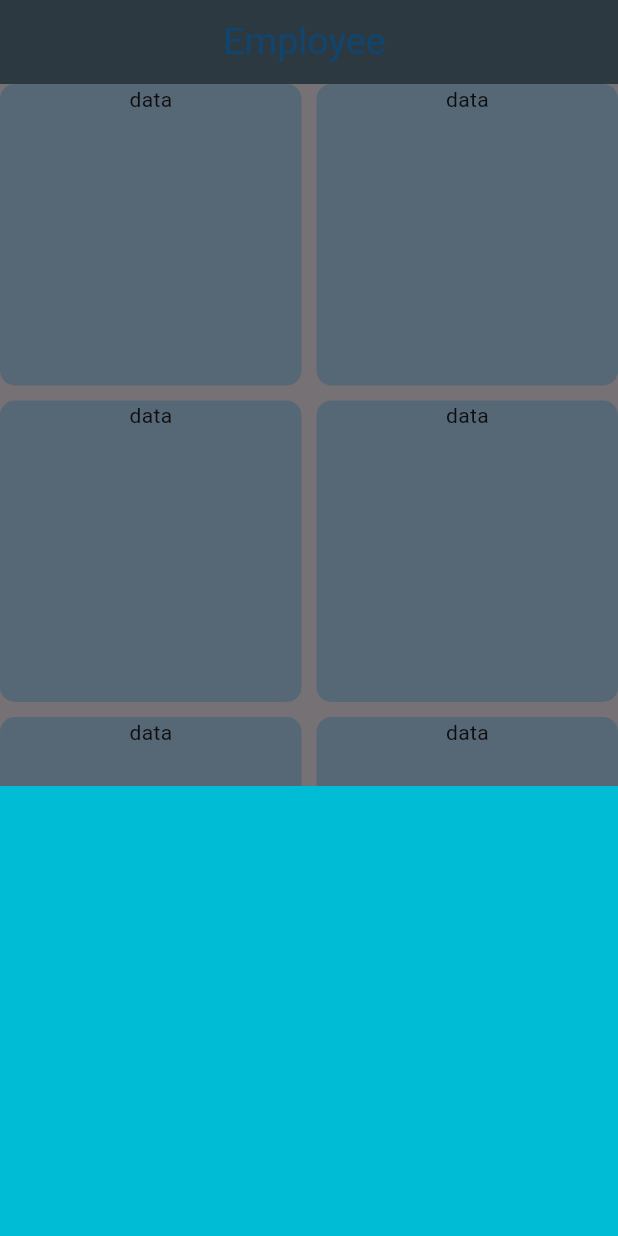
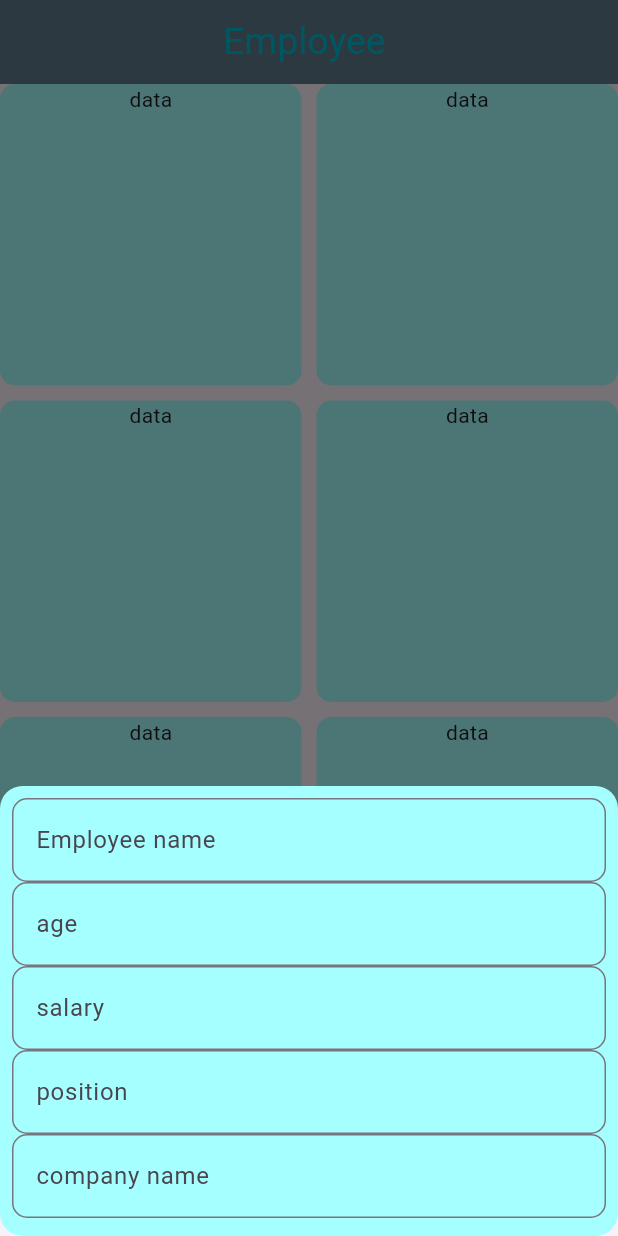
Before and after one commit to Darwynkjoy/employee_hive, a Flutter app: the screen it shows after launch, after a tap on an icon or button, on a phone screen of 412 x 824 dp. Run offline on Flutter 3.47's test engine with Material 3 defaults, Android fonts, the phone set to English and light mode, and no system bars.

Commit message:
daily push

```diff
--- a/lib/employee.dart
+++ b/lib/employee.dart
@@ -10,13 +10,13 @@ class _HomepageState extends State<Homepage>{
 Widget build(BuildContext context){
   return Scaffold(
     appBar: AppBar(
-      title: Text("Employee ",style: TextStyle(fontSize: 25,color: Colors.blue),),
+      title: Text("Employee ",style: TextStyle(fontSize: 25,color: Colors.cyan),),
       centerTitle: true,
       backgroundColor: Colors.blueGrey,
     ),
     body: GridView.builder(gridDelegate: SliverGridDelegateWithFixedCrossAxisCount(crossAxisCount: 2,mainAxisSpacing: 10,crossAxisSpacing: 10), itemBuilder: (context,index){
       return Container(
-        decoration: BoxDecoration(borderRadius: BorderRadius.circular(10),color: const Color.fromARGB(255, 187, 225, 255)),
+        decoration: BoxDecoration(borderRadius: BorderRadius.circular(10),color: const Color.fromARGB(255, 166, 255, 255)),
         child: Column(
           children: [
             Text("data"),
@@ -28,9 +28,19 @@ Widget build(BuildContext context){
       onPressed: (){
       showModalBottomSheet(context: context, builder: (BuildContext context){
         return Container(
+          padding: EdgeInsets.all(8),
           height: 300,
           width: 420,
-          color: Colors.cyan,
+          decoration: BoxDecoration(borderRadius: BorderRadius.circular(15),color: const Color.fromARGB(255, 166, 255, 255)),
+          child: Column(
+            children: [
+              TextField(decoration: InputDecoration(border: OutlineInputBorder(borderRadius: BorderRadius.circular(10)),labelText: "Employee name"),),
+              TextField(decoration: InputDecoration(border: OutlineInputBorder(borderRadius: BorderRadius.circular(10)),labelText: "age"),),
+              TextField(decoration: InputDecoration(border: OutlineInputBorder(borderRadius: BorderRadius.circular(10)),labelText: "salary"),),
+              TextField(decoration: InputDecoration(border: OutlineInputBorder(borderRadius: BorderRadius.circular(10)),labelText: "position"),),
+              TextField(decoration: InputDecoration(border: OutlineInputBorder(borderRadius: BorderRadius.circular(10)),labelText: "company name"),),
+            ],
+          ),
         );
       });
     },
@@ -39,4 +49,3 @@ Widget build(BuildContext context){
   );
 }
 }
-https://github.com/Darwynkjoy/employee_hive.git
```
